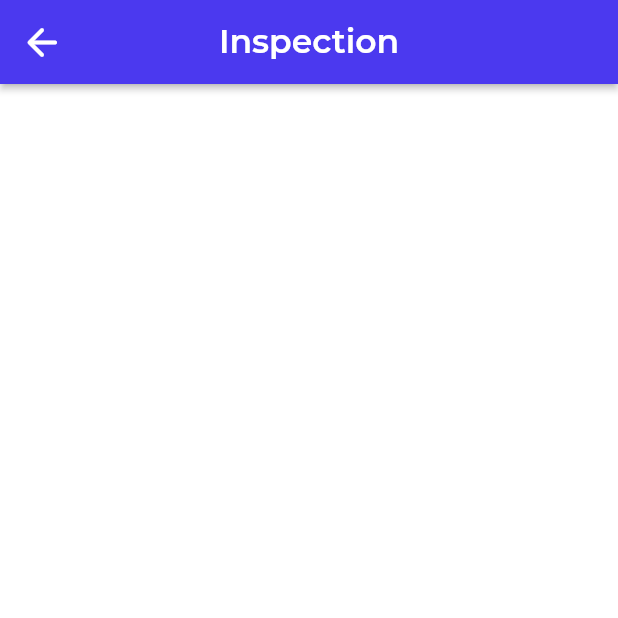
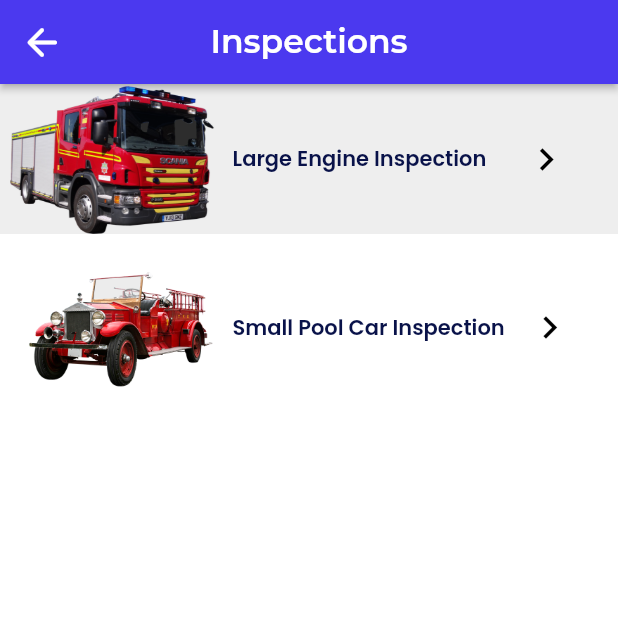
Before and after one commit to cgraydev-tech/IntelliV, a Flutter app: the InspectionWidget screen opened directly, on a phone screen of 412 x 824 dp, the top half of it. Run offline on Flutter 3.47's test engine with Material 2 defaults, Android fonts, the phone set to English and light mode, and no system bars; our stand-ins replace auto_size_text, built_collection, built_value, cloud_firestore, easy_debounce, firebase_auth and 11 more; missing offline and left inert: json_path; accounts and stored records are empty; generated files the repository leaves out were written again.

Commit message:
Working Inspection Back End

```diff
--- a/lib/backend/schema/serializers.dart
+++ b/lib/backend/schema/serializers.dart
@@ -1,6 +1,7 @@
 import 'package:built_value/standard_json_plugin.dart';
 
 import 'users_record.dart';
+import 'inspections_record.dart';
 
 import 'index.dart';
 
@@ -12,6 +13,7 @@ const kDocumentReferenceField = 'Document__Reference__Field';
 
 @SerializersFor(const [
   UsersRecord,
+  InspectionsRecord,
 ])
 final Serializers serializers = (_$serializers.toBuilder()
       ..add(DocumentReferenceSerializer())
--- a/lib/inspection/inspection_widget.dart
+++ b/lib/inspection/inspection_widget.dart
@@ -1,6 +1,7 @@
 import '../flutter_flow/flutter_flow_icon_button.dart';
 import '../flutter_flow/flutter_flow_theme.dart';
 import '../flutter_flow/flutter_flow_util.dart';
+import '../large_insp/large_insp_widget.dart';
 import '../main.dart';
 import 'package:flutter/material.dart';
 import 'package:google_fonts/google_fonts.dart';
@@ -42,7 +43,7 @@ class _InspectionWidgetState extends State<InspectionWidget> {
           },
         ),
         title: Text(
-          'Inspection',
+          'Inspections',
           style: FlutterFlowTheme.of(context).title2.override(
                 fontFamily: 'Montserrat',
                 color: Colors.white,
@@ -59,7 +60,107 @@ class _InspectionWidgetState extends State<InspectionWidget> {
           onTap: () => FocusScope.of(context).unfocus(),
           child: Column(
             mainAxisSize: MainAxisSize.max,
-            children: [],
+            children: [
+              Expanded(
+                child: ListView(
+                  padding: EdgeInsets.zero,
+                  scrollDirection: Axis.vertical,
+                  children: [
+                    Container(
+                      width: 100,
+                      height: 100,
+                      decoration: BoxDecoration(
+                        color: Color(0xFFEEEEEE),
+                      ),
+                      child: InkWell(
+                        onTap: () async {
+                          await Navigator.push(
+                            context,
+                            MaterialPageRoute(
+                              builder: (context) => LargeInspWidget(),
+                            ),
+                          );
+                        },
+                        child: Row(
+                          mainAxisSize: MainAxisSize.max,
+                          children: [
+                            Image.asset(
+                              'assets/images/fire_truck_PNG21.png',
+                              width: 150,
+                              height: 125,
+                              fit: BoxFit.scaleDown,
+                            ),
+                            Padding(
+                              padding:
+                                  EdgeInsetsDirectional.fromSTEB(5, 0, 0, 0),
+                              child: Text(
+                                'Large Engine Inspection',
+                                style: FlutterFlowTheme.of(context).bodyText1,
+                              ),
+                            ),
+                            Padding(
+                              padding:
+                                  EdgeInsetsDirectional.fromSTEB(10, 0, 0, 0),
+                              child: FlutterFlowIconButton(
+                                borderColor: Colors.transparent,
+                                borderRadius: 30,
+                                borderWidth: 1,
+                                buttonSize: 60,
+                                icon: Icon(
+                                  Icons.chevron_right_sharp,
+                                  color: Colors.black,
+                                  size: 30,
+                                ),
+                                onPressed: () async {
+                                  await Navigator.push(
+                                    context,
+                                    MaterialPageRoute(
+                                      builder: (context) => LargeInspWidget(),
+                                    ),
+                                  );
+                                },
+                              ),
+                            ),
+                          ],
+                        ),
+                      ),
+                    ),
+                    Row(
+                      mainAxisSize: MainAxisSize.max,
+                      children: [
+                        Image.asset(
+                          'assets/images/fire_car_PNG46.png',
+                          width: 150,
+                          height: 125,
+                          fit: BoxFit.scaleDown,
+                        ),
+                        Padding(
+                          padding: EdgeInsetsDirectional.fromSTEB(5, 0, 0, 0),
+                          child: Text(
+                            'Small Pool Car Inspection',
+                            style: FlutterFlowTheme.of(context).bodyText1,
+                          ),
+                        ),
+                        FlutterFlowIconButton(
+                          borderColor: Colors.transparent,
+                          borderRadius: 30,
+                          borderWidth: 1,
+                          buttonSize: 60,
+                          icon: Icon(
+                            Icons.chevron_right_sharp,
+                            color: Colors.black,
+                            size: 30,
+                          ),
+                          onPressed: () {
+                            print('IconButton pressed ...');
+                          },
+                        ),
+                      ],
+                    ),
+                  ],
+                ),
+              ),
+            ],
           ),
         ),
       ),
--- a/pubspec.yaml
+++ b/pubspec.yaml
@@ -31,6 +31,7 @@ dependencies:
   cached_network_image: 3.1.0+1
   cloud_firestore: 2.5.4
   cloud_firestore_web: 2.6.8
+  easy_debounce: 2.0.1
   firebase_auth: 3.2.0
   firebase_core: 1.12.0
   firebase_core_web: 1.5.4
```
Also changed, not shown: lib/backend/backend.dart (+18 -0 lines), lib/backend/schema/inspections_record.dart (added, +59 -0 lines), lib/large_insp/large_insp_widget.dart (added, +202 -0 lines), lib/vehicles/vehicles_widget.dart (+6 -1 lines), assets/images/fire_car_PNG46.png (added), assets/images/fire_truck_PNG21.png (added), 1 other file.
